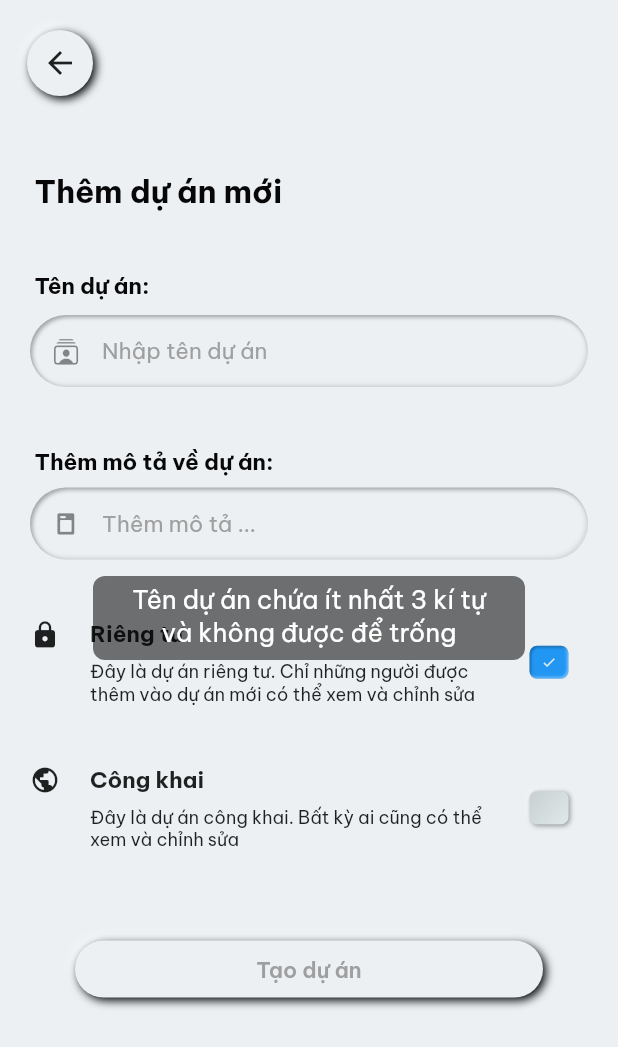
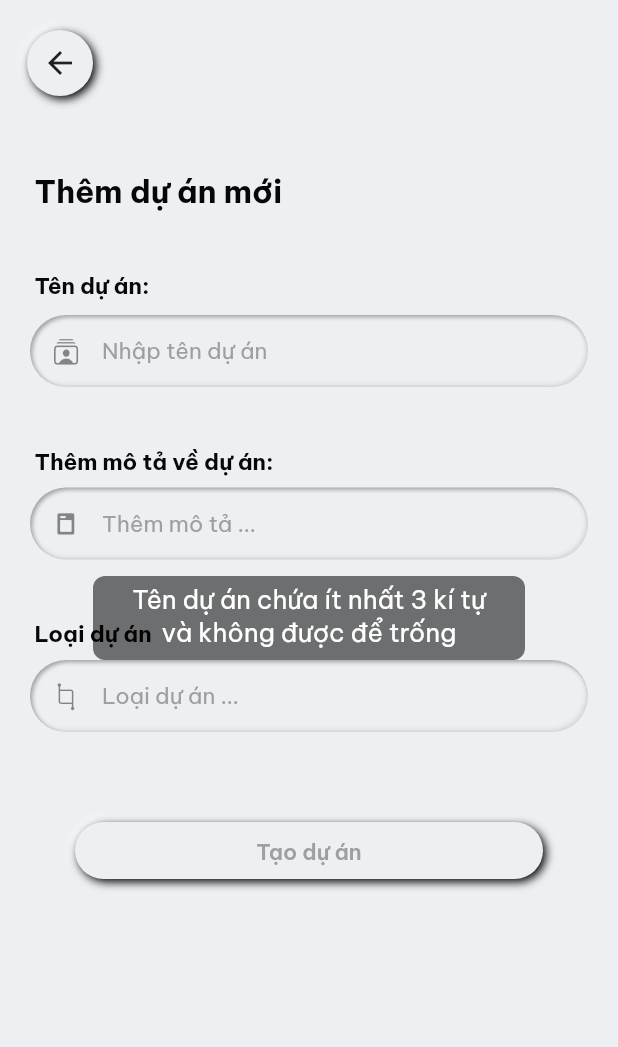
Before and after one commit to minhtamhoang207/trello_challenge, a Flutter app: the AddProjectView screen opened by its route, after a tap on "Tạo dự án", on a phone screen of 412 x 824 dp. Shown: the top 1047 px of the screen. Run offline on Flutter 3.47's test engine with Material 2 defaults, Android fonts, the phone set to English and light mode, and no system bars; drawn by our look-alikes of flutter_neumorphic; our stand-ins replace bot_toast, cached_network_image, dio, extended_image, flutter_keyboard_visibility, flutter_svg and 8 more; accounts and stored records are empty; network calls fail; project files that could hold a hidden picture were left out.

Commit message:
change domain, update UI

```diff
--- a/lib/data/api/api_constants.dart
+++ b/lib/data/api/api_constants.dart
@@ -1,3 +1,3 @@
 class ApiConstants {
-  static const baseUrl = 'https://t.itptit.com/api/v1/';
+  static const baseUrl = 'https://chillo.stupd.dev/api/v1/';
 }
--- a/lib/data/model/request/create_project_request.dart
+++ b/lib/data/model/request/create_project_request.dart
@@ -1,13 +1,13 @@
 class CreateProjectRequest{
   String name;
   String description;
-  bool private;
+  String type;
 
-  CreateProjectRequest({required this.name, this.description = '', this.private = true});
+  CreateProjectRequest({required this.name, this.description = '', required this.type});
 
   Map<String, dynamic> toJson() => {
     "name": name,
     "description": description,
-    "is_private": private
+    "type": type
   };
 }
--- a/lib/data/model/response/project_response.dart
+++ b/lib/data/model/response/project_response.dart
@@ -30,21 +30,21 @@ class ProjectModel {
     required this.id,
     this.name,
     this.description,
-    required this.isPrivate,
+    required this.type,
     required this.members,
   });
 
   String id;
   String? name;
   String? description;
-  bool isPrivate;
+  String? type;
   List<ProjectMember> members;
 
   factory ProjectModel.fromJson(Map<String, dynamic> json) => ProjectModel(
     id: json["_id"],
     name: json["name"]??'',
     description: json["description"]??'',
-    isPrivate: json["is_private"],
+    type: json["type"],
     members: json["members"] != null? List<ProjectMember>.from(json["members"].map((x) => ProjectMember.fromJson(x))):[],
   );
 }
--- a/lib/modules/board_detail/views/components/boardview/board_item.dart
+++ b/lib/modules/board_detail/views/components/boardview/board_item.dart
@@ -92,7 +92,7 @@ class BoardItemState extends State<BoardItem> with AutomaticKeepAliveClientMixin
 
   @override
   Widget build(BuildContext context) {
-    WidgetsBinding.instance
+    WidgetsBinding.instance!
         .addPostFrameCallback((_) => afterFirstLayout(context));
     if (widget.boardList!.itemStates.length > widget.index!) {
       widget.boardList!.itemStates.removeAt(widget.index!);
--- a/lib/modules/board_detail/views/components/boardview/boardview.dart
+++ b/lib/modules/board_detail/views/components/boardview/boardview.dart
@@ -310,7 +310,7 @@ class BoardViewState extends State<BoardView> with AutomaticKeepAliveClientMixin
     // print("topListY:${topListY}");
     // print("bottomListY:${bottomListY}");
     if(boardViewController.hasClients) {
-      WidgetsBinding.instance.addPostFrameCallback((Duration duration) {
+      WidgetsBinding.instance!.addPostFrameCallback((Duration duration) {
         try {
           boardViewController.position.didUpdateScrollPositionBy(0);
         }catch(e){
@@ -610,7 +610,7 @@ class BoardViewState extends State<BoardView> with AutomaticKeepAliveClientMixin
       if (widget.middleWidget != null) {
         stackWidgets.add(Container(key:_middleWidgetKey,child:widget.middleWidget));
       }
-      WidgetsBinding.instance.addPostFrameCallback((timeStamp) {
+      WidgetsBinding.instance!.addPostFrameCallback((timeStamp) {
         if(mounted){
           setState(() {});
         }
--- a/lib/modules/workspace/controllers/workspace_controller.dart
+++ b/lib/modules/workspace/controllers/workspace_controller.dart
@@ -14,6 +14,7 @@ class WorkspaceController extends GetxController with StateMixin<ProjectResponse
 
   TextEditingController nameController = TextEditingController();
   TextEditingController descriptionController = TextEditingController();
+  TextEditingController typeController = TextEditingController();
   RxBool private = RxBool(true);
   RxBool edit = RxBool(false);
   RxString projectId = RxString('');
@@ -61,7 +62,7 @@ class WorkspaceController extends GetxController with StateMixin<ProjectResponse
         await projectRepository.createProject(data: CreateProjectRequest(
             name: nameController.text,
             description: descriptionController.text,
-            private: private.value
+            type: typeController.text
         ));
         CommonWidget.hideLoading();
         Get.back();
@@ -82,7 +83,7 @@ class WorkspaceController extends GetxController with StateMixin<ProjectResponse
         await projectRepository.editProject(projectID: projectId.value, data: CreateProjectRequest(
             name: nameController.text,
             description: descriptionController.text,
-            private: private.value
+            type: typeController.text
         ));
         CommonWidget.hideLoading();
         Get.back();
@@ -99,7 +100,7 @@ class WorkspaceController extends GetxController with StateMixin<ProjectResponse
   void initCreateProject({
     required String name,
     required String description,
-    bool isPrivate = false,
+    required String type,
     bool isEdit = false,
     String projectID = '',
   }){
@@ -107,6 +108,6 @@ class WorkspaceController extends GetxController with StateMixin<ProjectResponse
     projectId.value = projectID;
     nameController.text = name;
     descriptionController.text = description;
-    private.value = isPrivate;
+    typeController.text = type;
   }
 }
--- a/lib/modules/workspace/views/add_project_view.dart
+++ b/lib/modules/workspace/views/add_project_view.dart
@@ -118,106 +118,39 @@ class AddProjectView extends GetView<WorkspaceController> {
                     placeholder: 'Thêm mô tả ...',
                     fontSize: 15,
                   )),
-              Obx(
-                  ()=> Padding(
-                    padding: const EdgeInsets.only(
-                      left: 20, right: 20, bottom: 30, top: 10),
-                    child: IntrinsicHeight(
-                      child: Row(
-                        crossAxisAlignment: CrossAxisAlignment.start,
-                        children: [
-                          const Icon(Icons.lock, size: 20),
-                          const Gap(20),
-                          Expanded(child:
-                          Column(
-                            crossAxisAlignment: CrossAxisAlignment.start,
-                            children: const [
-                              Text('Riêng tư',
-                                style: TextStyle(
-                                  fontSize: 15,
-                                  fontWeight: FontWeight.bold
-                                ),
-                              ),
-                              Gap(8),
-                              Text('Đây là dự án riêng tư. Chỉ những người được thêm vào dự án mới có thể xem và chỉnh sửa',
-                                style: TextStyle(
-                                    fontSize: 12,
-                                ),
-                              )
-                            ],
-                          )),
-                          Align(
-                            alignment: Alignment.center,
-                            child: Transform.scale(
-                              scale: 0.5,
-                              child: NeumorphicCheckbox(
-                                  value: controller.private.value,
-                                  style: NeumorphicCheckboxStyle(
-                                    boxShape: NeumorphicBoxShape.roundRect(BorderRadius.circular(10))
-                                  ),
-                                  onChanged: (value){
-                                    if(controller.private.value == false){
-                                      controller.private.value = true;
-                                    }
-                                  },
-                              ),
-                            ),
-                          )
-                        ],
-                      ),
-                    ),
-                  ),
-              ),
-              Obx(
-                    ()=> Padding(
-                  padding: const EdgeInsets.only(
-                      left: 20, right: 20, bottom: 30, top: 10),
-                  child: IntrinsicHeight(
-                    child: Row(
-                      crossAxisAlignment: CrossAxisAlignment.start,
-                      children: [
-                        const Icon(Icons.public, size: 20),
-                        const Gap(20),
-                        Expanded(child:
-                        Column(
-                          crossAxisAlignment: CrossAxisAlignment.start,
-                          children: const [
-                            Text('Công khai',
-                              style: TextStyle(
-                                  fontSize: 15,
-                                  fontWeight: FontWeight.bold
-                              ),
-                            ),
-                            Gap(8),
-                            Text('Đây là dự án công khai. Bất kỳ ai cũng có thể xem và chỉnh sửa',
-                              style: TextStyle(
-                                fontSize: 12,
-                              ),
-                            )
-                          ],
-                        )),
-                        Align(
-                          alignment: Alignment.center,
-                          child: Transform.scale(
-                            scale: 0.5,
-                            child: NeumorphicCheckbox(
-                                value: !controller.private.value,
-                                style: NeumorphicCheckboxStyle(
-                                    boxShape: NeumorphicBoxShape.roundRect(BorderRadius.circular(10))
-                                ),
-                                onChanged: (value){
-                                  if(controller.private.value == true){
-                                    controller.private.value = false;
-                                  }
-                                },
-                            ),
-                          ),
-                        ),
-                      ],
-                    ),
+              Padding(
+                padding: const EdgeInsets.only(left: 23, top: 10),
+                child: Align(
+                  alignment: Alignment.centerLeft,
+                  child: Text(
+                    'Loại dự án',
+                    style: TextStyle(
+                        fontSize: 15,
+                        fontWeight: FontWeight.bold,
+                        color: AppColor.darkLiver),
                   ),
                 ),
               ),
+              Neumorphic(
+                  margin: const EdgeInsets.only(left: 20, right: 20, bottom: 30, top: 8),
+                  style: NeumorphicStyle(
+                    color: AppColor.primaryColor,
+                    boxShape:
+                    NeumorphicBoxShape.roundRect(BorderRadius.circular(30)),
+                    depth: -3,
+                    shadowLightColorEmboss: AppColor.darkGray.withOpacity(0.4),
+                  ),
+                  child: InputField(
+                    controller: controller.typeController,
+                    color: AppColor.black,
+                    maxLength: 225,
+                    maxLine: null,
+                    contentPadding:
+                    const EdgeInsets.symmetric(vertical: 10, horizontal: 10),
+                    prefix: const Icon(CupertinoIcons.selection_pin_in_out),
+                    placeholder: 'Loại dự án ...',
+                    fontSize: 15,
+                  )),
               NeumorphicButton(
                 margin: const EdgeInsets.only(left: 50, right: 50, top: 30, bottom: 30),
                 style: NeumorphicStyle(
--- a/lib/modules/workspace/views/workspace_view.dart
+++ b/lib/modules/workspace/views/workspace_view.dart
@@ -29,7 +29,7 @@ class WorkspaceView extends GetView<WorkspaceController> {
               actions: [
                 IconButton(
                     onPressed:(){
-                      controller.initCreateProject(name: '', description: '');
+                      controller.initCreateProject(name: '', description: '', type: '');
                       Get.toNamed(Routes.ADD_PROJECT);
                     },
                     icon: const Icon(Icons.add_outlined),
@@ -99,6 +99,17 @@ class WorkspaceView extends GetView<WorkspaceController> {
                                             color: AppColor.darkLiver,
                                             fontWeight: FontWeight.w300,
                                             fontSize: 13
+                                        ),
+                                      ),
+                                      Container(
+                                        margin: const EdgeInsets.only(top: 20),
+                                        padding: const EdgeInsets.symmetric(horizontal: 10, vertical: 3),
+                                        decoration: BoxDecoration(
+                                          color: Colors.lightBlue.withOpacity(0.3),
+                                          borderRadius: BorderRadius.circular(8)
+                                        ),
+                                        child: Text(
+                                          '${state.data[index].type}'
                                         ),
                                       ),
                                       const Gap(12),
@@ -189,7 +200,7 @@ class WorkspaceView extends GetView<WorkspaceController> {
                                         controller.initCreateProject(
                                             name: state.data[index].name??'',
                                             description: state.data[index].description??'',
-                                            isPrivate: state.data[index].isPrivate,
+                                            type: state.data[index].type??'',
                                             isEdit: true,
                                             projectID: state.data[index].id
                                         );
```
Also changed, not shown: pubspec.lock.
